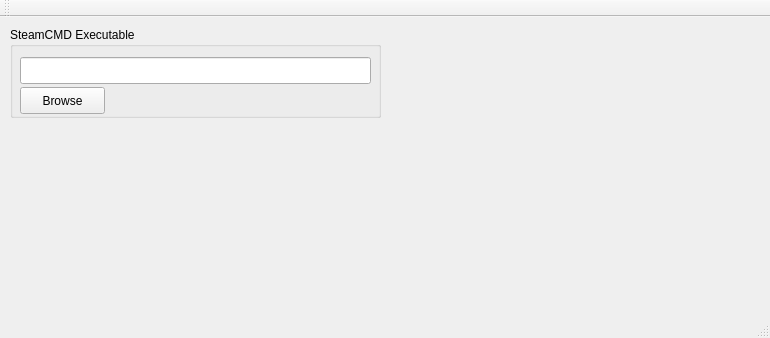
First picture: the form in mainwindow.ui, repository backraw/SteamCMD-GUI-Qt, before the edit.
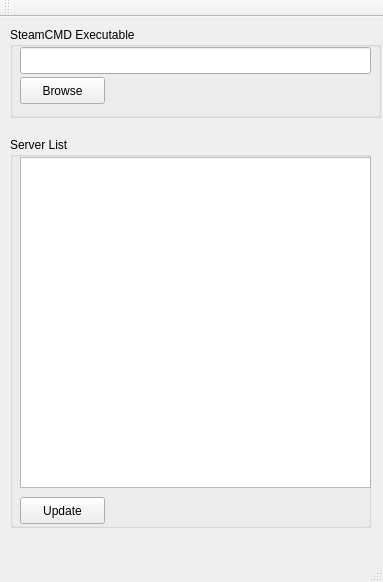
Second picture: the form after the edit.

Commit message:
ui: Redesign & add GroupBox 'Server List'
	'Server List' contains:
	- 'listWidgetServerList' to display the server list
	- 'pushButtonServerListUpdate' to update the server list

```diff
--- a/mainwindow.ui
+++ b/mainwindow.ui
@@ -6,8 +6,8 @@
    <rect>
     <x>0</x>
     <y>0</y>
-    <width>770</width>
-    <height>338</height>
+    <width>383</width>
+    <height>582</height>
    </rect>
   </property>
   <property name="windowTitle">
@@ -30,7 +30,7 @@
      <property name="geometry">
       <rect>
        <x>10</x>
-       <y>30</y>
+       <y>20</y>
        <width>351</width>
        <height>27</height>
       </rect>
@@ -40,7 +40,7 @@
      <property name="geometry">
       <rect>
        <x>10</x>
-       <y>60</y>
+       <y>50</y>
        <width>85</width>
        <height>27</height>
       </rect>
@@ -50,6 +50,42 @@
      </property>
     </widget>
    </widget>
+   <widget class="QGroupBox" name="groupBox">
+    <property name="geometry">
+     <rect>
+      <x>10</x>
+      <y>120</y>
+      <width>361</width>
+      <height>391</height>
+     </rect>
+    </property>
+    <property name="title">
+     <string>Server List</string>
+    </property>
+    <widget class="QListWidget" name="listWidgetServerList">
+     <property name="geometry">
+      <rect>
+       <x>10</x>
+       <y>20</y>
+       <width>351</width>
+       <height>331</height>
+      </rect>
+     </property>
+    </widget>
+    <widget class="QPushButton" name="pushButtonServerListUpdate">
+     <property name="geometry">
+      <rect>
+       <x>10</x>
+       <y>360</y>
+       <width>85</width>
+       <height>27</height>
+      </rect>
+     </property>
+     <property name="text">
+      <string>Update</string>
+     </property>
+    </widget>
+   </widget>
   </widget>
   <widget class="QMenuBar" name="menuBar">
    <property name="geometry">
```
Left out of the diff: 2 changed lines with no effect on the pictures.
